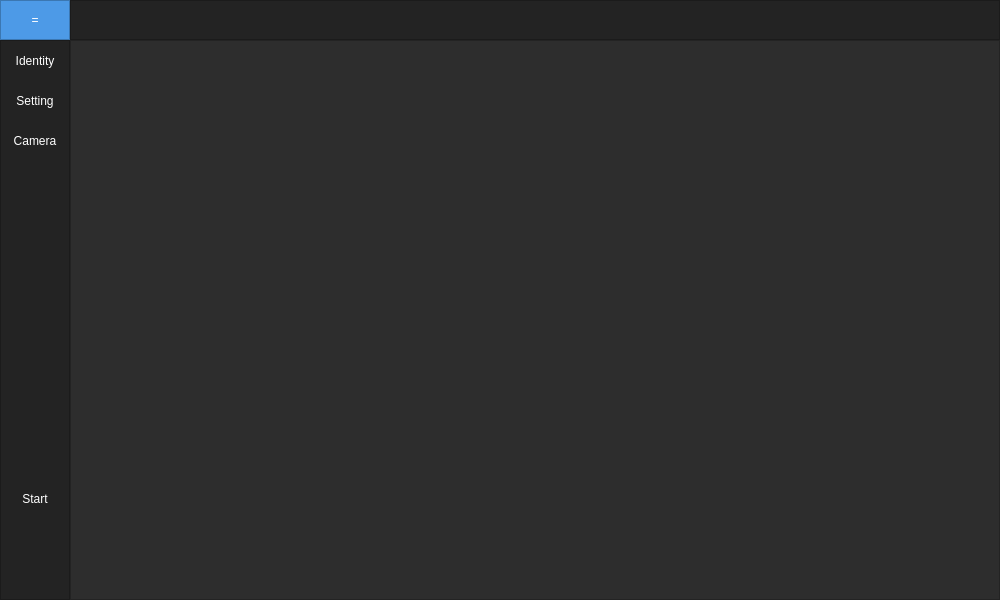
Qt form gui/mainwindow.ui (armin-azh/siamese) before a commit.
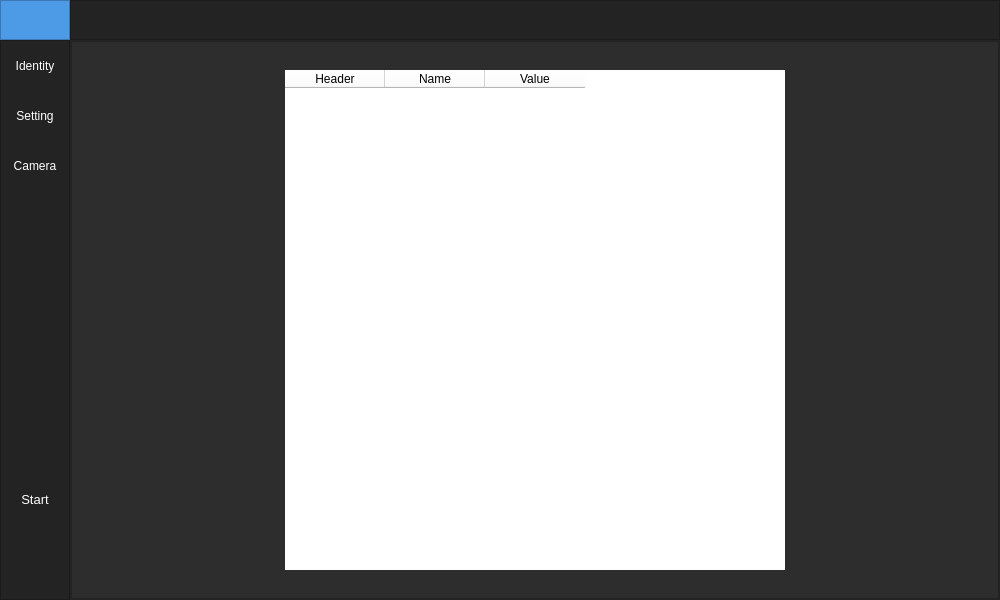
The same form after that commit. The open tabs and pages were chosen to show the change.

Diff of the .ui file:
```diff
--- a/gui/mainwindow.ui
+++ b/gui/mainwindow.ui
@@ -121,7 +121,7 @@
 border: 0px solid;</string>
             </property>
             <property name="text">
-             <string>=</string>
+             <string/>
             </property>
            </widget>
           </item>
@@ -233,7 +233,7 @@
                <property name="minimumSize">
                 <size>
                  <width>0</width>
-                 <height>40</height>
+                 <height>50</height>
                 </size>
                </property>
                <property name="styleSheet">
@@ -256,7 +256,7 @@
                <property name="minimumSize">
                 <size>
                  <width>0</width>
-                 <height>40</height>
+                 <height>50</height>
                 </size>
                </property>
                <property name="styleSheet">
@@ -279,7 +279,7 @@
                <property name="minimumSize">
                 <size>
                  <width>0</width>
-                 <height>40</height>
+                 <height>50</height>
                 </size>
                </property>
                <property name="styleSheet">
@@ -338,6 +338,13 @@
                  <height>40</height>
                 </size>
                </property>
+               <property name="font">
+                <font>
+                 <pointsize>10</pointsize>
+                 <weight>50</weight>
+                 <bold>false</bold>
+                </font>
+               </property>
                <property name="styleSheet">
                 <string notr="true">QPushButton{
 	color: rgb(255, 255, 255);
@@ -461,7 +468,71 @@
               </property>
              </widget>
             </widget>
-            <widget class="QWidget" name="setting_page"/>
+            <widget class="QWidget" name="setting_page">
+             <layout class="QHBoxLayout" name="horizontalLayout_4">
+              <property name="spacing">
+               <number>0</number>
+              </property>
+              <property name="leftMargin">
+               <number>0</number>
+              </property>
+              <property name="topMargin">
+               <number>0</number>
+              </property>
+              <property name="rightMargin">
+               <number>0</number>
+              </property>
+              <property name="bottomMargin">
+               <number>0</number>
+              </property>
+              <item>
+               <widget class="QFrame" name="setting_left_frame">
+                <property name="frameShape">
+                 <enum>QFrame::StyledPanel</enum>
+                </property>
+                <property name="frameShadow">
+                 <enum>QFrame::Raised</enum>
+                </property>
+                <layout class="QGridLayout" name="gridLayout">
+                 <item row="0" column="0">
+                  <widget class="QTableWidget" name="setting_table">
+                   <property name="maximumSize">
+                    <size>
+                     <width>500</width>
+                     <height>500</height>
+                    </size>
+                   </property>
+                   <property name="styleSheet">
+                    <string notr="true">background-color: rgb(255, 255, 255);</string>
+                   </property>
+                   <property name="frameShape">
+                    <enum>QFrame::NoFrame</enum>
+                   </property>
+                   <property name="gridStyle">
+                    <enum>Qt::NoPen</enum>
+                   </property>
+                   <column>
+                    <property name="text">
+                     <string>Header</string>
+                    </property>
+                   </column>
+                   <column>
+                    <property name="text">
+                     <string>Name</string>
+                    </property>
+                   </column>
+                   <column>
+                    <property name="text">
+                     <string>Value</string>
+                    </property>
+                   </column>
+                  </widget>
+                 </item>
+                </layout>
+               </widget>
+              </item>
+             </layout>
+            </widget>
             <widget class="QWidget" name="identity_page">
              <layout class="QHBoxLayout" name="horizontalLayout_3">
               <property name="spacing">
```
Left out of the diff: 2 changed lines with no effect on the pictures.
